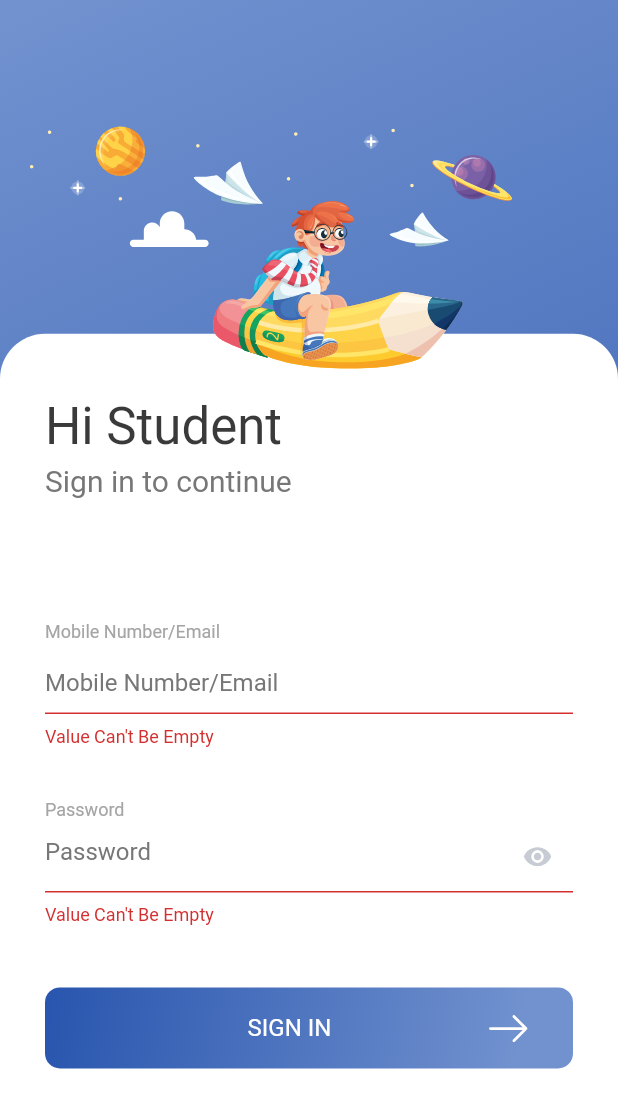
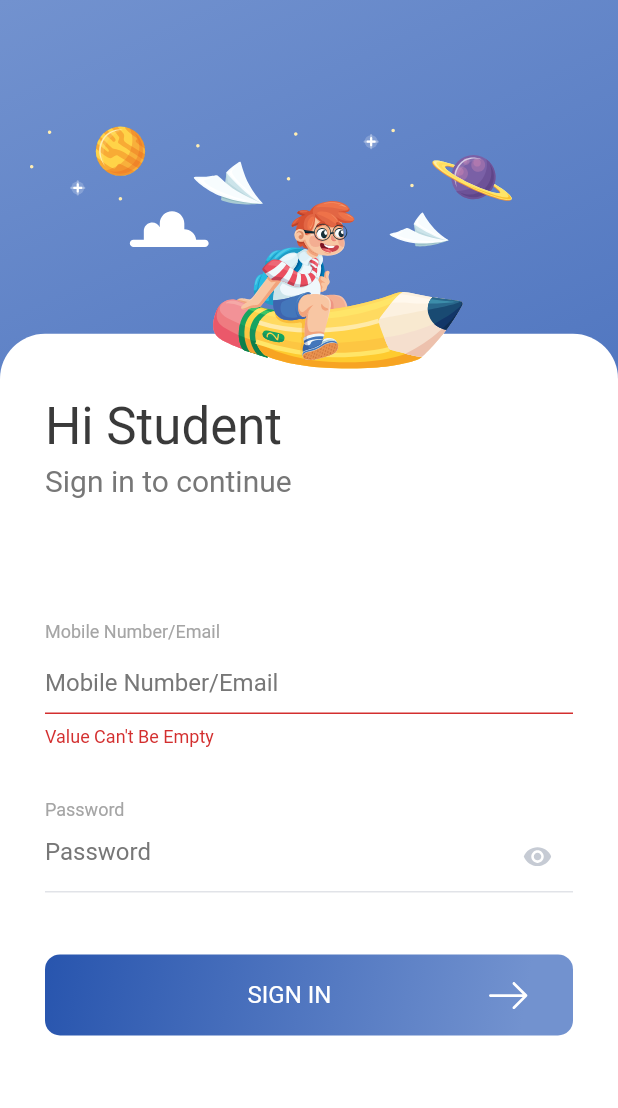
Before and after one commit to LeThanh2312/school_erp, a Flutter app: the screen it shows after launch, after a tap on "SIGN IN", on a phone screen of 412 x 824 dp. Shown: the top 1108 px of the screen. Run offline on Flutter 3.47's test engine with Material 2 defaults, Android fonts, the phone set to English and light mode, and no system bars; our stand-ins replace dio, flutter_svg, sizer; accounts and stored records are empty; Roboto replaces fonts that are missing (Baloo).

Commit message:
handle back default

```diff
--- a/lib/screens/login/widgets/input_info_login.dart
+++ b/lib/screens/login/widgets/input_info_login.dart
@@ -6,6 +6,7 @@ import 'package:school_erp/config/app_color.dart';
 import 'package:school_erp/config/app_constants.dart';
 import 'package:school_erp/config/app_image.dart';
 import 'package:school_erp/controllers/login/signin_acount_provider.dart';
+import 'package:school_erp/screens/home/home_screen.dart';
 import 'package:sizer/sizer.dart';
 
 import '../../../routes.dart';
@@ -19,8 +20,8 @@ class InputInfoLogin extends StatefulWidget {
 
 class _InputInfoLoginState extends State<InputInfoLogin> {
   bool showPassword = true;
-  bool _validateName = true;
-  bool _validatePassword = true;
+  bool _validateName = false;
+  bool _validatePassword = false;
   final TextEditingController _controllerName = TextEditingController();
   final TextEditingController _controllerPassword = TextEditingController();
 
@@ -75,7 +76,6 @@ class _InputInfoLoginState extends State<InputInfoLogin> {
             style: TextStyle(
               color: AppColors.black,
             ),
-            onChanged: (text) => setState(() => _validateName = false),
             decoration: InputDecoration(
               hintText: 'Mobile Number/Email',
               hintStyle: TextStyle(
@@ -108,7 +108,6 @@ class _InputInfoLoginState extends State<InputInfoLogin> {
           TextField(
             obscureText: showPassword,
             controller: _controllerPassword,
-            onChanged: (text) => setState(() => _validatePassword = false),
             style: TextStyle(
               color: AppColors.black,
             ),
@@ -147,7 +146,12 @@ class _InputInfoLoginState extends State<InputInfoLogin> {
             onTap: (){
               setState(() {
                 if(_controllerName.text.isNotEmpty || _controllerPassword.text.isNotEmpty){
-                  context.read<SignInAccountProvider>().requestSignIn(context,_controllerName.text,_controllerPassword.text);
+                  //context.read<SignInAccountProvider>().requestSignIn(context,_controllerName.text,_controllerPassword.text);
+                  Navigator.of(context).pushAndRemoveUntil<dynamic>(
+                      MaterialPageRoute<dynamic>(
+                          builder: (BuildContext context) =>
+                          const HomeScreen()),
+                          (Route<dynamic> route) => false);
                 }else if(_controllerName.text.isEmpty){
                   _validateName = true;
                 }else if(_controllerPassword.text.isEmpty){
--- a/lib/screens/splash/splash_screen.dart
+++ b/lib/screens/splash/splash_screen.dart
@@ -2,6 +2,7 @@ import 'package:flutter/material.dart';
 import 'package:school_erp/components/svg_widget.dart';
 import 'package:school_erp/config/app_color.dart';
 import 'package:school_erp/config/app_image.dart';
+import 'package:school_erp/screens/login/login_screen.dart';
 import 'package:sizer/sizer.dart';
 import '../../routes.dart';
 
@@ -19,7 +20,11 @@ class _SplashScreenState extends State<SplashScreen> {
     super.initState();
     Future.delayed(const Duration(seconds: 3), () {
       setState(() {
-        Navigator.of(context).pushNamed(Routes.login);
+        Navigator.of(context).pushAndRemoveUntil<dynamic>(
+            MaterialPageRoute<dynamic>(
+                builder: (BuildContext context) =>
+                const LoginScreen()),
+                (Route<dynamic> route) => false);
       });
     });
   }
```
